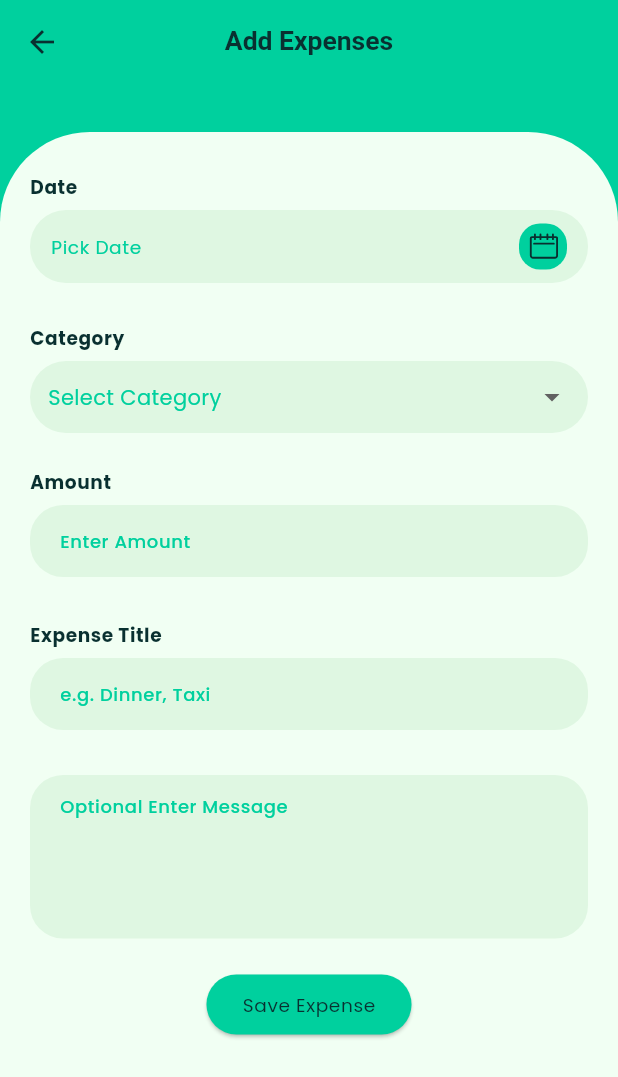
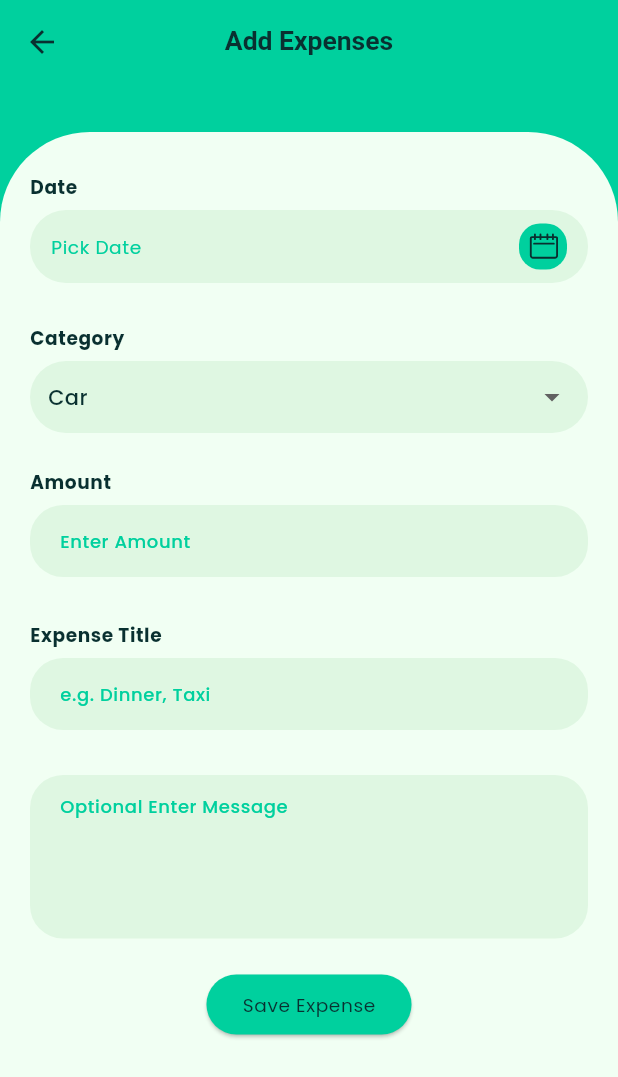
Before and after one commit to osamamohamedr1/fin-wise, a Flutter app: the CategoryExpensesDetails screen opened directly with sample values from the repository, after a tap on "Add Expenses", on a phone screen of 412 x 824 dp. Shown: the top 1077 px of the screen. Run offline on Flutter 3.47's test engine with Material 3 defaults, Android fonts, the phone set to English and light mode, and no system bars; our stand-ins replace bloc, easy_localization, flutter_bloc, flutter_screenutil, flutter_secure_storage, flutter_svg and 3 more; accounts and stored records are empty.

Commit message:
add expenses category logic

```diff
--- a/assets/translations/ar.json
+++ b/assets/translations/ar.json
@@ -46,6 +46,8 @@
   "travel" :"سفر",
   "new_home" :"منزل جديد",
   "car" :"سيارة",
+  "expense_saved": "تم حفظ المصروف بنجاح",
+
 
   "analysis": "التحليلات",
   "category": "الفئة",
--- a/assets/translations/en.json
+++ b/assets/translations/en.json
@@ -54,6 +54,7 @@
   "analysis": "Analysis",
 
   "save_expense": "Save Expense",
+  "expense_saved": "Expense Saved Successfully",
   "please_fill_fields": "Please fill in all required fields",
 
   "percentage_tip": "30% Of Your Expenses, Looks Good."
--- a/lib/core/functions/get_icon_and_color.dart
+++ b/lib/core/functions/get_icon_and_color.dart
@@ -4,6 +4,7 @@ import 'package:finance_wise/core/utils/assets.dart';
 import 'package:finance_wise/core/utils/colors_manager.dart';
 
 String getDefaultIcon(String category) {
+  // Handle both translation keys and plain English text for backward compatibility
   switch (category.toLowerCase()) {
     case 'food':
     case 'dinner':
@@ -24,12 +25,15 @@ String getDefaultIcon(String category) {
       return Assets.svgsMedical;
     case 'savings':
       return Assets.svgsSavings;
-    case 'gift':
+    case 'gifts':
       return Assets.svgsGift;
     case 'travel':
       return Assets.svgsTravel;
     case 'car':
       return Assets.svgsCar;
+    case 'fother':
+    case 'other':
+      return Assets.svgsMore;
     default:
       return Assets.svgsTransaction;
   }
--- a/lib/core/routing/app_router.dart
+++ b/lib/core/routing/app_router.dart
@@ -14,7 +14,10 @@ Route onGenerateRoute(RouteSettings settings) {
     case Routes.settings:
       return MaterialPageRoute(builder: (_) => SettingsView());
     case Routes.addExpenses:
-      return MaterialPageRoute(builder: (_) => AddExpensesView());
+      final args = settings.arguments as String?;
+      return MaterialPageRoute(
+        builder: (_) => AddExpensesView(preSelectedCategory: args),
+      );
     case Routes.savingsView:
       return MaterialPageRoute(builder: (_) => AddSavingsView());
     case Routes.categoryExpensesDetails:
--- a/lib/core/utils/constants.dart
+++ b/lib/core/utils/constants.dart
@@ -1,6 +1,6 @@
 const String themeBox = 'themeBox';
-const String transactionsBox = 'transactionsBox';
-const String categoriesBox = 'categoriesBox';
+const String transactionsBox = 'transactionsBox2';
+const String categoriesBox = 'categoriesBox2';
 const String budgetBox = 'budgetBox';
 const String reportsBox = 'reportsBox';
 const String settingsBox = 'settingsBox';
--- a/lib/features/categories/presentation/manager/transactions_cubit/categories_state.dart
+++ b/lib/features/categories/presentation/manager/transactions_cubit/categories_state.dart
@@ -7,10 +7,10 @@ final class CategoriesInitial extends CategoriesState {}
 
 final class CategoriesLoading extends CategoriesState {}
 
-final class CategoriesLoaded extends CategoriesState {
-  final List<TransactionModel> allCategories;
+final class CategoriesTxLoaded extends CategoriesState {
+  final List<TransactionModel> categoryTxList;
 
-  CategoriesLoaded({required this.allCategories});
+  CategoriesTxLoaded({required this.categoryTxList});
 }
 
 final class CategoriesTxAdded extends CategoriesState {}
--- a/lib/features/categories/presentation/views/add_expenses_view.dart
+++ b/lib/features/categories/presentation/views/add_expenses_view.dart
@@ -15,7 +15,9 @@ import 'package:flutter/material.dart';
 import 'package:flutter_bloc/flutter_bloc.dart';
 
 class AddExpensesView extends StatefulWidget {
-  const AddExpensesView({super.key});
+  final String? preSelectedCategory;
+
+  const AddExpensesView({super.key, this.preSelectedCategory});
 
   @override
   State<AddExpensesView> createState() => _AddExpensesViewState();
@@ -28,6 +30,12 @@ class _AddExpensesViewState extends State<AddExpensesView> {
 
   DateTime? selectedDate;
   String? selectedCategory;
+
+  @override
+  void initState() {
+    super.initState();
+    selectedCategory = widget.preSelectedCategory;
+  }
 
   @override
   void dispose() {
@@ -120,10 +128,15 @@ class _AddExpensesViewState extends State<AddExpensesView> {
                             if (state is CategoriesTxAdded) {
                               ScaffoldMessenger.of(context).showSnackBar(
                                 SnackBar(
-                                  content: Text(LocaleKeys.save_expense.tr()),
+                                  content: Text(LocaleKeys.expense_saved.tr()),
                                 ),
                               );
                               context.pop();
+                              context
+                                  .read<CategoriesCubit>()
+                                  .getCategoryExpenses(
+                                    category: selectedCategory!,
+                                  );
                             } else if (state is CategoriesError) {
                               ScaffoldMessenger.of(context).showSnackBar(
                                 SnackBar(content: Text(state.message)),
--- a/lib/features/categories/presentation/views/widgets/category_expenses_details.dart
+++ b/lib/features/categories/presentation/views/widgets/category_expenses_details.dart
@@ -34,7 +34,10 @@ class CategoryExpensesDetails extends StatelessWidget {
 
                     ElevatedButton(
                       onPressed: () {
-                        context.pushNamed(Routes.addExpenses);
+                        context.pushNamed(
+                          Routes.addExpenses,
+                          arguments: category.label,
+                        );
                       },
                       style: ElevatedButton.styleFrom(
                         backgroundColor: ColorsManager.mainGreen,
--- a/lib/features/categories/presentation/views/widgets/category_expenses_item.dart
+++ b/lib/features/categories/presentation/views/widgets/category_expenses_item.dart
@@ -36,12 +36,12 @@ class CategoryExpensesItem extends StatelessWidget {
                 ),
 
                 Text(
-                  formatDate(transaction.date),
+                  formatDate(transaction.date, context),
 
                   style: Theme.of(context).textTheme.bodySmall?.copyWith(
                     color: ColorsManager.blue,
                     fontWeight: FontWeight.w600,
-                    fontSize: 11,
+                    fontSize: 12,
                   ),
                 ),
               ],
--- a/lib/features/categories/presentation/views/widgets/category_expenses_list.dart
+++ b/lib/features/categories/presentation/views/widgets/category_expenses_list.dart
@@ -1,4 +1,5 @@
 import 'package:finance_wise/core/utils/spacing.dart';
+import 'package:finance_wise/features/categories/presentation/manager/transactions_cubit/categories_cubit.dart';
 import 'package:finance_wise/features/transictions/presentation/manager/transactions_cubit/transaction_cubit.dart';
 import 'package:finance_wise/features/categories/presentation/views/widgets/category_expenses_item.dart';
 import 'package:flutter/material.dart';
@@ -9,20 +10,20 @@ class CategoryExpensesListDetails extends StatelessWidget {
 
   @override
   Widget build(BuildContext context) {
-    return BlocBuilder<TransactionsCubit, TransactionsState>(
+    return BlocBuilder<CategoriesCubit, CategoriesState>(
       builder: (context, state) {
-        if (state is TransactionsLoading) {
+        if (state is CategoriesLoading) {
           return const Center(child: CircularProgressIndicator());
         }
 
-        if (state is TransactionsError) {
+        if (state is CategoriesError) {
           ScaffoldMessenger.of(
             context,
           ).showSnackBar(SnackBar(content: Text(state.message)));
         }
 
-        if (state is TransactionsLoaded) {
-          if (state.allTransactions.isEmpty) {
+        if (state is CategoriesTxLoaded) {
+          if (state.categoryTxList.isEmpty) {
             return const Center(child: Text('No transactions found'));
           }
 
@@ -34,9 +35,8 @@ class CategoryExpensesListDetails extends StatelessWidget {
               child: ListView(
                 children: [
                   verticalSpacing(10),
-                  ...state.allTransactions.map(
-                    (transaction) =>
-                        CategoryExpensesItem(transaction: transaction),
+                  ...state.categoryTxList.map(
+                    (category) => CategoryExpensesItem(transaction: category),
                   ),
                 ],
               ),
--- a/lib/features/categories/presentation/views/widgets/category_list.dart
+++ b/lib/features/categories/presentation/views/widgets/category_list.dart
@@ -2,9 +2,11 @@ import 'package:finance_wise/core/routing/routes.dart';
 import 'package:finance_wise/core/utils/colors_manager.dart';
 import 'package:finance_wise/core/utils/extensions.dart';
 import 'package:finance_wise/core/models/category_item_model.dart';
+import 'package:finance_wise/features/categories/presentation/manager/transactions_cubit/categories_cubit.dart';
 import 'package:finance_wise/features/categories/presentation/views/widgets/category_item.dart';
 import 'package:finance_wise/generated/locale_keys.g.dart';
 import 'package:flutter/material.dart';
+import 'package:flutter_bloc/flutter_bloc.dart';
 
 class CategoryGrid extends StatelessWidget {
   const CategoryGrid({super.key});
@@ -40,4 +42,5 @@ void _onCategoryTap(BuildContext context, CategoryItemModel category) {
     return;
   }
   context.pushNamed(Routes.categoryExpensesDetails, arguments: category);
+  context.read<CategoriesCubit>().getCategoryExpenses(category: category.label);
 }
--- a/lib/features/categories/presentation/views/widgets/select_category_row.dart
+++ b/lib/features/categories/presentation/views/widgets/select_category_row.dart
@@ -19,15 +19,22 @@ class SelectCategoryRow extends StatefulWidget {
 
 class _SelectCategoryRowState extends State<SelectCategoryRow> {
   final categories = [
-    LocaleKeys.food.tr(),
-    LocaleKeys.transport.tr(),
-    LocaleKeys.entertainment.tr(),
-    LocaleKeys.medical.tr(),
-    LocaleKeys.groceries.tr(),
-    LocaleKeys.gifts.tr(),
-    LocaleKeys.rent.tr(),
-    LocaleKeys.fother.tr(),
+    LocaleKeys.food,
+    LocaleKeys.transport,
+    LocaleKeys.entertainment,
+    LocaleKeys.medical,
+    LocaleKeys.groceries,
+    LocaleKeys.gifts,
+    LocaleKeys.rent,
+    LocaleKeys.fother,
   ];
+
+  String _getDisplayText() {
+    if (widget.selectedCategory == null) {
+      return LocaleKeys.select_category.tr();
+    }
+    return widget.selectedCategory!.tr();
+  }
 
   @override
   Widget build(BuildContext context) {
@@ -41,7 +48,7 @@ class _SelectCategoryRowState extends State<SelectCategoryRow> {
         children: [
           Expanded(
             child: Text(
-              widget.selectedCategory?.tr() ?? LocaleKeys.select_category.tr(),
+              _getDisplayText(),
               style: Theme.of(context).textTheme.bodyMedium?.copyWith(
                 fontWeight: widget.selectedCategory == null
                     ? FontWeight.normal
@@ -59,8 +66,8 @@ class _SelectCategoryRowState extends State<SelectCategoryRow> {
             items: categories
                 .map(
                   (cat) => DropdownMenuItem(
-                    value: cat.toLowerCase(),
-                    child: dropdownText(cat),
+                    value: cat,
+                    child: dropdownText(cat.tr()),
                   ),
                 )
                 .toList(),
```
Also changed, not shown: lib/core/functions/format_transiction_date.dart (+6 -2 lines), lib/core/services/transaction_service.dart (+7 -0 lines), lib/core/shared/widgets/transaction_list_item.dart (+8 -5 lines), lib/features/categories/presentation/manager/transactions_cubit/categories_cubit.dart (+12 -1 lines), lib/generated/locale_keys.g.dart.
